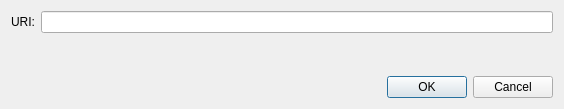
umkoin/umkoin, file src/qt/forms/openuridialog.ui: the form before one commit.
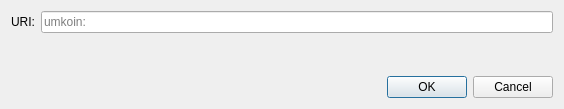
The form after the commit. Custom widgets are drawn as their Qt base class.

```diff
--- a/src/qt/forms/openuridialog.ui
+++ b/src/qt/forms/openuridialog.ui
@@ -24,7 +24,11 @@
       </widget>
      </item>
      <item>
-      <widget class="QValidatedLineEdit" name="uriEdit"/>
+      <widget class="QValidatedLineEdit" name="uriEdit">
+       <property name="placeholderText">
+        <string notr="true">umkoin:</string>
+       </property>
+      </widget>
      </item>
     </layout>
    </item>
```
